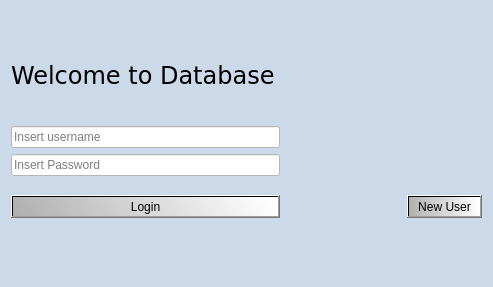
Qt form verklegt_vika_3/verklegt_GUI/UI/loginwindow.ui (vilhjalmur12/verklegt_1) before a commit.
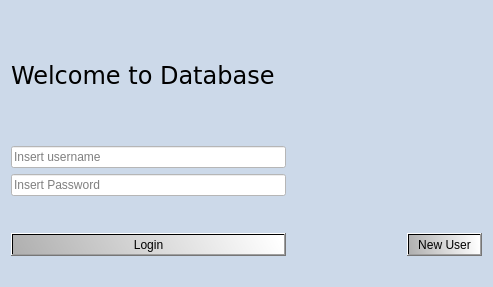
The same form after that commit. Icons and pictures are not drawn.

Commit message: laga gluggan, flottur núna

The edit to the form file:
```diff
--- a/verklegt_vika_3/verklegt_GUI/UI/loginwindow.ui
+++ b/verklegt_vika_3/verklegt_GUI/UI/loginwindow.ui
@@ -51,16 +51,6 @@
 }</string>
   </property>
   <layout class="QGridLayout" name="gridLayout">
-   <item row="3" column="2">
-    <widget class="QLabel" name="label_login">
-     <property name="styleSheet">
-      <string notr="true"/>
-     </property>
-     <property name="text">
-      <string/>
-     </property>
-    </widget>
-   </item>
    <item row="0" column="3" rowspan="3">
     <layout class="QVBoxLayout" name="verticalLayout_2">
      <item>
@@ -155,6 +145,16 @@
      </item>
      <item>
       <layout class="QVBoxLayout" name="verticalLayout">
+       <item>
+        <widget class="QLabel" name="label_login">
+         <property name="styleSheet">
+          <string notr="true"/>
+         </property>
+         <property name="text">
+          <string/>
+         </property>
+        </widget>
+       </item>
        <item>
         <spacer name="verticalSpacer_3">
          <property name="orientation">
@@ -243,6 +243,22 @@
      </property>
     </spacer>
    </item>
+   <item row="3" column="0">
+    <spacer name="verticalSpacer_4">
+     <property name="orientation">
+      <enum>Qt::Vertical</enum>
+     </property>
+     <property name="sizeType">
+      <enum>QSizePolicy::Minimum</enum>
+     </property>
+     <property name="sizeHint" stdset="0">
+      <size>
+       <width>20</width>
+       <height>20</height>
+      </size>
+     </property>
+    </spacer>
+   </item>
   </layout>
  </widget>
  <tabstops>
```
